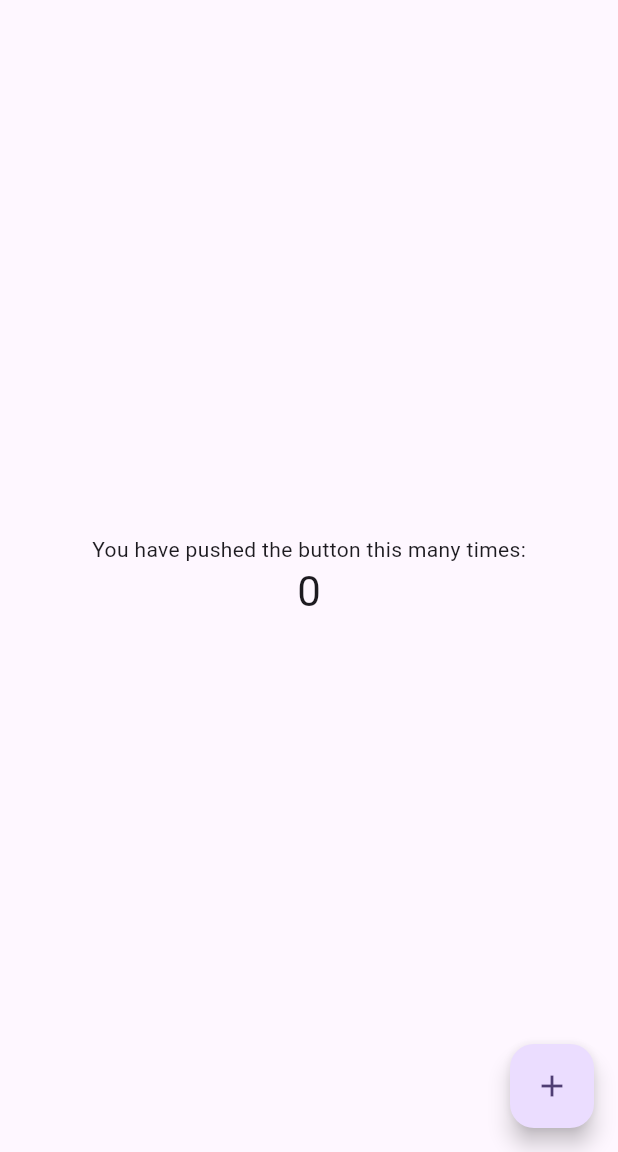
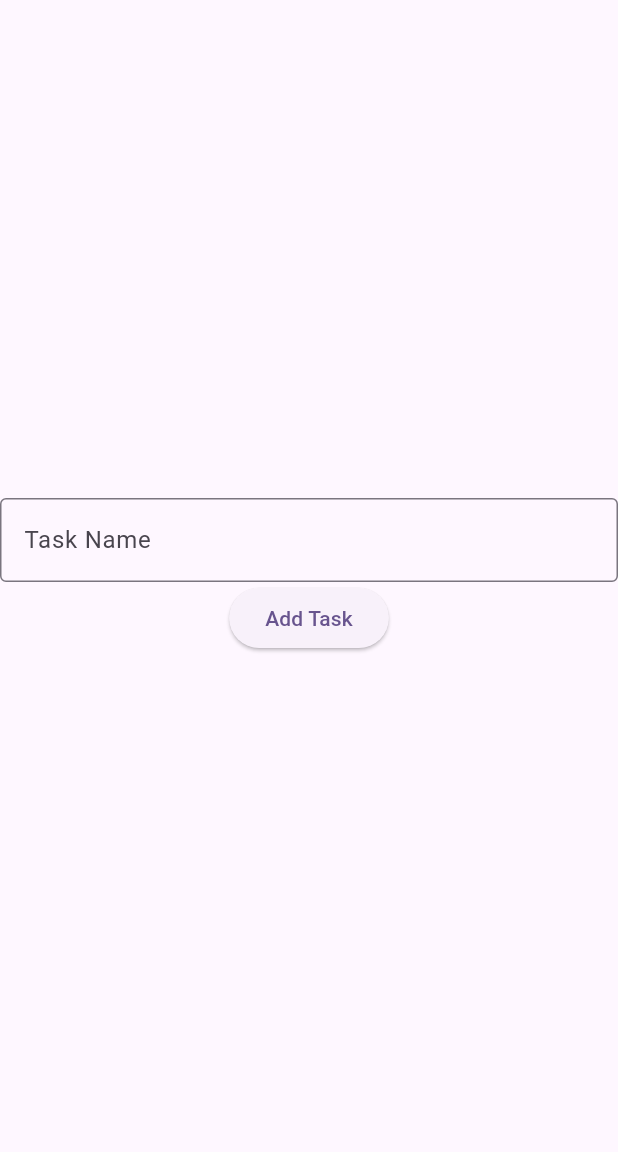
Before and after one commit to mnewby4/CW03, a Flutter app: the screen it shows after launch, on a phone screen of 412 x 824 dp, the part 84-1236 px from its top. Run offline on Flutter 3.47's test engine with Material 3 defaults, Android fonts, the phone set to English and light mode, and no system bars.

Commit message:
Added ability to add tasks to the tasklist

```diff
--- a/lib/main.dart
+++ b/lib/main.dart
@@ -1,4 +1,6 @@
 import 'package:flutter/material.dart';
+
+TextEditingController text1 = TextEditingController();
 
 void main() {
   runApp(const MyApp());
@@ -15,27 +17,37 @@ class MyApp extends StatelessWidget {
         colorScheme: ColorScheme.fromSeed(seedColor: Colors.deepPurple),
         useMaterial3: true,
       ),
-      home: const MyHomePage(title: 'Flutter Demo Home Page'),
+      home: const TaskPage(title: 'Flutter Demo Home Page'),
     );
   }
 }
 
-class MyHomePage extends StatefulWidget {
-  const MyHomePage({super.key, required this.title});
+class TaskPage extends StatefulWidget {
+  const TaskPage({super.key, required this.title});
 
   final String title;
 
   @override
-  State<MyHomePage> createState() => _MyHomePageState();
+  State<TaskPage> createState() => _TaskListPage();
 }
 
-class _MyHomePageState extends State<MyHomePage> {
-  int _counter = 0;
+class Task {
+  String taskName;
+  bool markComplete;
 
-  void _incrementCounter() {
+  Task(this.taskName, this.markComplete);
+}
+
+//Main screen of our app
+class _TaskListPage extends State<TaskPage> {
+  //define list of tasks [obj w name + complete status] as an instance variable
+  List<Task> taskList= [];
+
+   _addTask() {
     setState(() {
-      _counter++;
+      taskList.add(Task(text1.text, false));
     });
+    //print(taskList[taskList.length - 1].taskName);
   }
 
   @override
@@ -49,21 +61,58 @@ class _MyHomePageState extends State<MyHomePage> {
         child: Column(
           mainAxisAlignment: MainAxisAlignment.center,
           children: <Widget>[
-            const Text(
-              'You have pushed the button this many times:',
+            TextField(
+              obscureText: false,
+              decoration: const InputDecoration(
+                border: OutlineInputBorder(),
+                labelText: 'Task Name',
+              ),
+              controller: text1,
             ),
-            Text(
-              '$_counter',
-              style: Theme.of(context).textTheme.headlineMedium,
+            ElevatedButton(
+              onPressed: _addTask,
+              child: Text('Add Task'),
             ),
+            /*Expanded(
+                child: ListView.builder(
+                  shrinkWrap: true,
+                  itemCount: _taskName.length,
+                  itemBuilder: (context, index) {
+                    /*return GestureDetector(
+                      onTap: () {
+                        //push=adds route to stack of routes managed by navigator
+                        Navigator.push(context,
+                          MaterialPageRoute(builder: (context) => DetailsPage(
+                            recipeName: _taskName[index],
+                          )),
+                        );*/
+                      },
+                      child: ListTile(
+                        title: Text(_taskName[index]),
+                      ),
+                    );
+                    return ListView.builder(
+                      padding: const EdgeInsets.all(8),
+                      itemCount: taskList.length,
+                      itemBuilder: (BuildContext context, int index) {
+                        return Container(
+                          height: 50,
+                          color: Colors.amber,
+                          child: Center(child: Text('Task: ${taskList[index]}')),
+                        );
+                      }
+                    );
+                  },
+                ),
+              ),*/
           ],
         ),
       ),
-      floatingActionButton: FloatingActionButton(
+      /*floatingActionButton: FloatingActionButton(
         onPressed: _incrementCounter,
         tooltip: 'Increment',
         child: const Icon(Icons.add),
-      ),
+      ),*/
     );
   }
 }
```
